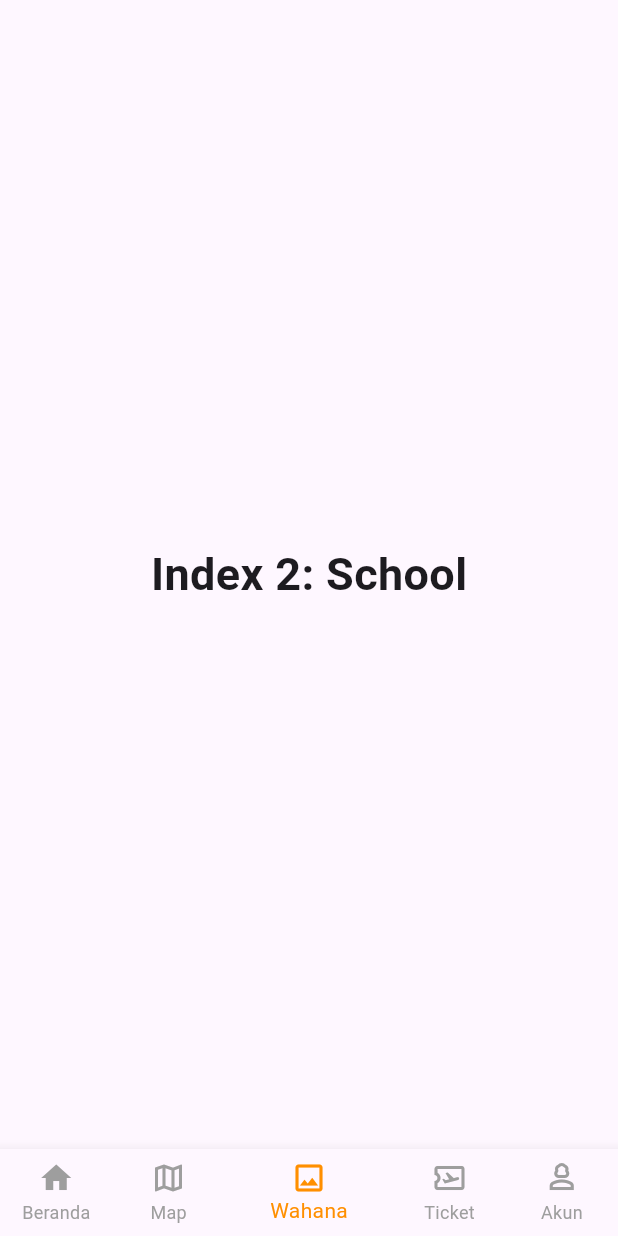
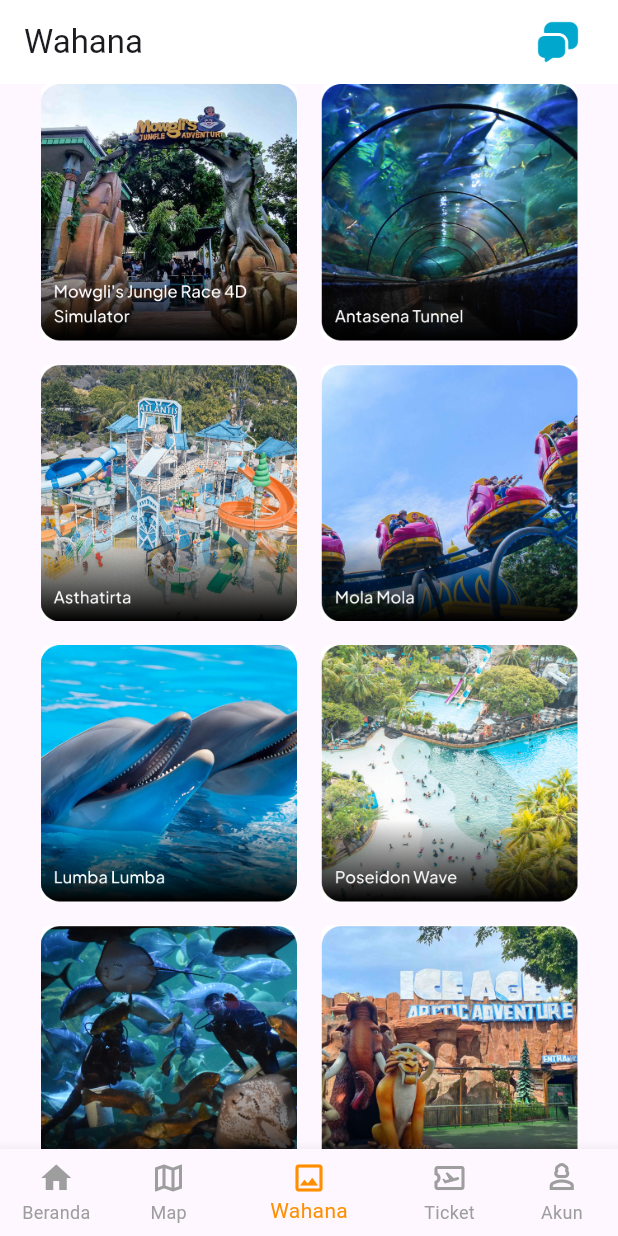
Before and after one commit to RezkiArifin/project_ancol, a Flutter app: the screen it shows after launch, item 3 of the bottom bar chosen, on a phone screen of 412 x 824 dp. Run offline on Flutter 3.47's test engine with Material 2 defaults, Android fonts, the phone set to English and light mode, and no system bars; our stand-ins replace carousel_slider.

Commit message:
slicing UI
wahana. beli tiket done

```diff
--- a/lib/main.dart
+++ b/lib/main.dart
@@ -1,6 +1,7 @@
 import 'package:flutter/material.dart';
 import 'package:tiket_saya/screens/home_screen.dart';
 import 'package:tiket_saya/screens/tiket_saya_screen.dart';
+import 'package:tiket_saya/screens/wahana_screen.dart';
 
 void main() {
   runApp(const MyApp());
@@ -45,13 +46,10 @@
   static const List<Widget> _widgetOptions = <Widget>[
     HomeScreen(),
     Text(
-      'Index 1: Business',
-      style: optionStyle,
-    ),
-    Text(
       'Index 2: School',
       style: optionStyle,
     ),
+    WahanaScreen(),
     TiketSayaScreen(),
     Text(
       'Index 2: School',
--- /dev/null
+++ b/lib/screens/wahana_screen.dart
@@ -0,0 +1,136 @@
+import 'package:flutter/material.dart';
+import 'package:tiket_saya/screens/tiket_saya_screen.dart';
+import 'package:tiket_saya/screens/wahana_deskripsi_screen.dart';
+
+class WahanaScreen extends StatefulWidget {
+  const WahanaScreen({super.key});
+
+  @override
+  State<WahanaScreen> createState() => _WahanaScreenState();
+}
+
+class _WahanaScreenState extends State<WahanaScreen> {
+  List<WahanaModel> wahana = [
+    WahanaModel(
+      image: "assets/images/simulator_images.png",
+    ),
+    WahanaModel(image: "assets/images/antesa_images.png"),
+    WahanaModel(image: "assets/images/asthatirta_images.png"),
+    WahanaModel(image: "assets/images/mola_images.png"),
+    WahanaModel(image: "assets/images/lumba-lumba_images.png"),
+    WahanaModel(
+        image: "assets/images/poseidon1_images.png",
+        name: "Poseidon Wave",
+        description:
+            "Nikmati sensai terombang-ambing di lautan ala Kolam Ombak, Atlantis Water Adventures!",
+        location: "Samudra Ancol",
+        tiketHarga: "Dewasa: Rp. 50.000\nAnak-anak: Rp.30.000",
+        jadwal:
+            "Weekday : 13.00, 15.00, 17.00\nWeekend : 11.00, 12.00, 13.00, 14.00, 15.00, 16.00, 17.00"),
+    WahanaModel(image: "assets/images/main-aqua_images.png"),
+    WahanaModel(image: "assets/images/ice-age_images.png"),
+  ];
+
+  @override
+  Widget build(BuildContext context) {
+    return Scaffold(
+        appBar: AppBar(
+          elevation: 0,
+          backgroundColor: Colors.white,
+          title: const Text('Wahana'),
+          actions: [
+            Padding(
+              padding: const EdgeInsets.only(right: 24),
+              child: Image.asset(
+                "assets/images/messages-3.png",
+                width: 32,
+                height: 32,
+              ),
+            )
+          ],
+        ),
+        body: Padding(
+          padding: const EdgeInsets.symmetric(horizontal: 27),
+          child: GridView.builder(
+              gridDelegate: const SliverGridDelegateWithFixedCrossAxisCount(
+                crossAxisSpacing: 16,
+                mainAxisSpacing: 16,
+                crossAxisCount: 2,
+              ),
+              itemCount: wahana.length,
+              itemBuilder: (BuildContext ctx, index) {
+                return GestureDetector(
+                  onTap: () {
+                    Navigator.push(
+                        context,
+                        MaterialPageRoute(
+                            builder: (context) => WahanaDeskripsi(
+                                  wahana: wahana[index],
+                                )));
+                    // _showWahanaScreen(context, wahana[index]);
+                  },
+                  child: Container(
+                    width: 50,
+                    height: 50,
+                    decoration: BoxDecoration(
+                      color: Colors.white,
+                      borderRadius: BorderRadius.circular(6),
+                      image: DecorationImage(
+                        fit: BoxFit.fill,
+                        image: AssetImage(wahana[index].image),
+                      ),
+                    ),
+                  ),
+                );
+              }),
+        ));
+  }
+}
+
+void _showWahanaScreen(BuildContext context, WahanaModel wahana) {
+  showModalBottomSheet(
+    context: context,
+    builder: (context) {
+      return Scaffold(
+        appBar: AppBar(
+          title: Text(wahana.name!),
+        ),
+        body: Column(
+          crossAxisAlignment: CrossAxisAlignment.start,
+          children: [
+            SizedBox(
+              width: 200,
+              height: 375,
+              child: Image.asset(
+                wahana.image,
+                fit: BoxFit.cover,
+              ),
+            ),
+            Text(
+              wahana.name!,
+              style: const TextStyle(fontSize: 16, fontWeight: FontWeight.w600),
+            ),
+          ],
+        ),
+      );
+    },
+  );
+}
+
+class WahanaModel {
+  final String image;
+  final String? name;
+  final String? description;
+  final String? location;
+  final String? tiketHarga;
+  final String? jadwal;
+
+  WahanaModel({
+    required this.image,
+    this.name,
+    this.description,
+    this.location,
+    this.tiketHarga,
+    this.jadwal,
+  });
+}
```
Also changed, not shown: lib/screens/wahana_deskripsi_screen.dart (added, +113 -0 lines), assets/images/antesa_images.png (added), assets/images/asthatirta_images.png (added), assets/images/ice-age_images.png (added), assets/images/lumba-lumba_images.png (added), assets/images/main-aqua_images.png (added), assets/images/mola_images.png (added), assets/images/poseidon1_images.png (added), assets/images/simulator_images.png (added).
